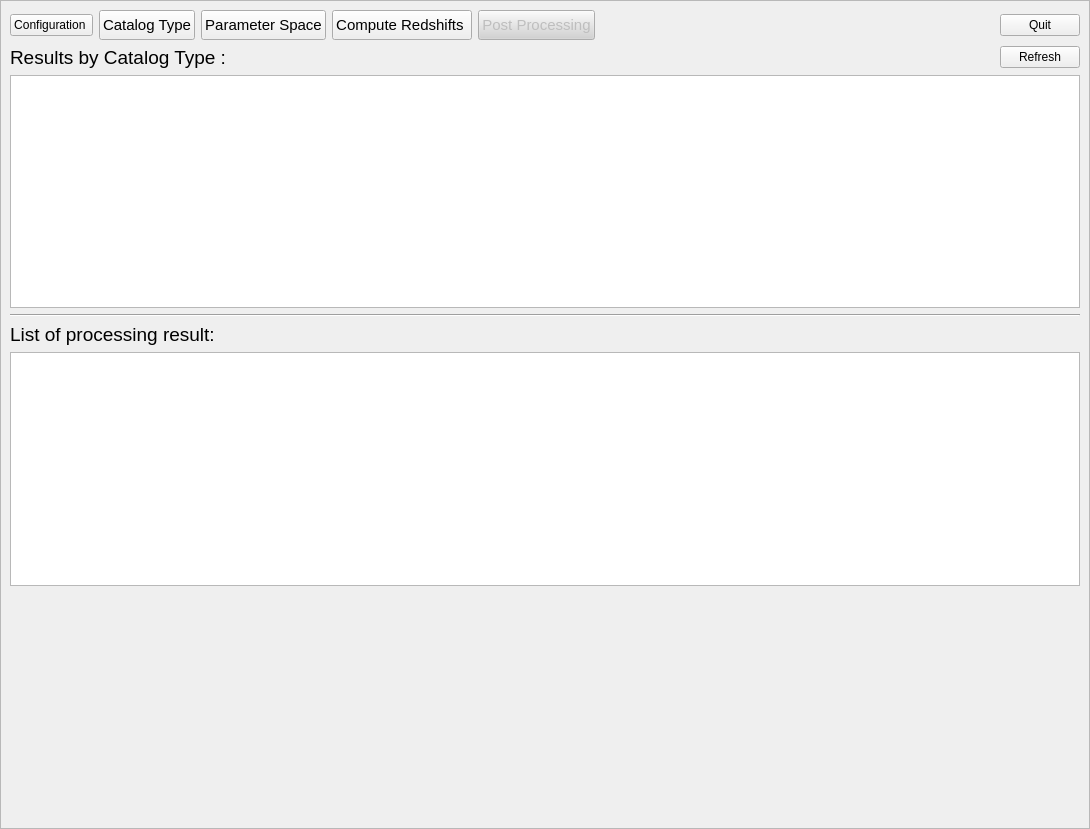
Qt form PhzQtUI/auxdir/PhzQtUI/FormPostProcessing.ui (astrorama/Phosphoros) before a commit.
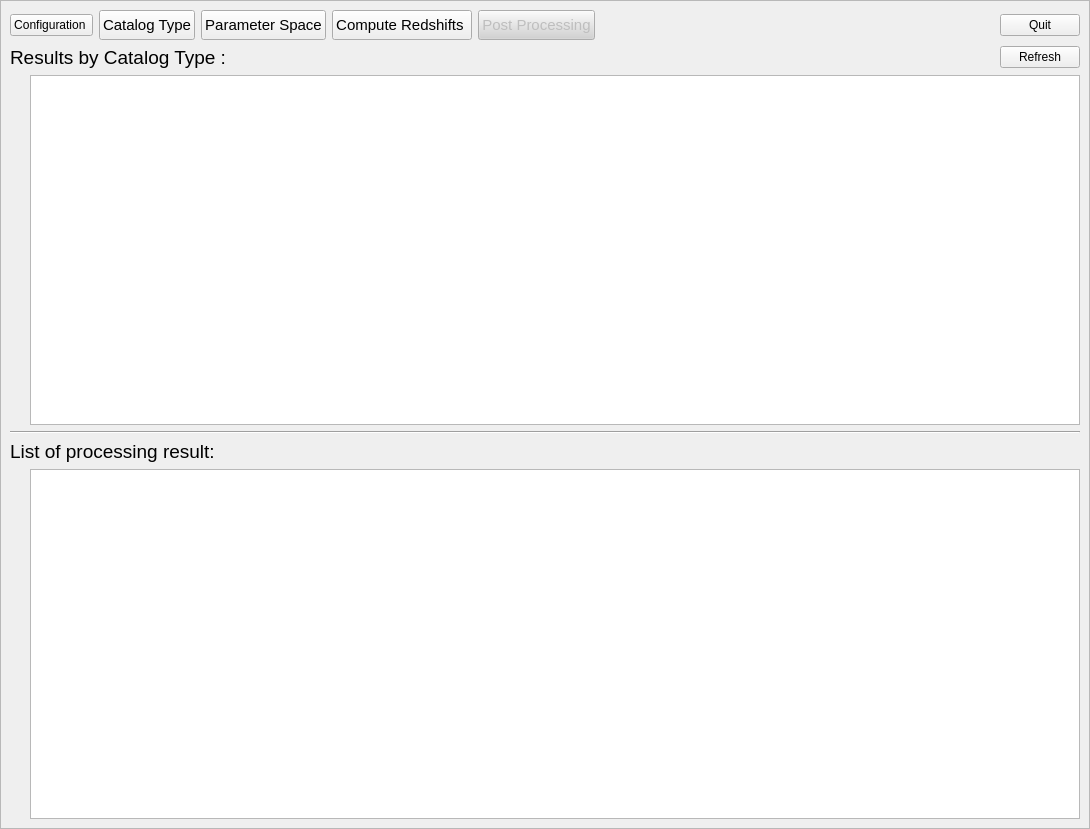
The same form after that commit.

Commit message: Add the Dialog for launching the tool ploting PHZ/SPECZ

Patch:
```diff
--- a/PhzQtUI/auxdir/PhzQtUI/FormPostProcessing.ui
+++ b/PhzQtUI/auxdir/PhzQtUI/FormPostProcessing.ui
@@ -190,6 +190,21 @@
        </layout>
       </item>
       <item>
+       <layout class="QHBoxLayout" name="horizontalLayout_3">
+        <item>
+         <spacer name="verticalSpacer_2">
+          <property name="orientation">
+           <enum>Qt::Vertical</enum>
+          </property>
+          <property name="sizeHint" stdset="0">
+           <size>
+            <width>20</width>
+            <height>40</height>
+           </size>
+          </property>
+         </spacer>
+        </item>
+        <item>
        <widget class="QTableView" name="table_res_cat">
         <property name="editTriggers">
          <set>QAbstractItemView::NoEditTriggers</set>
@@ -211,6 +226,8 @@
         </attribute>
        </widget>
       </item>
+       </layout>
+      </item>
       <item>
        <widget class="Line" name="line">
         <property name="orientation">
@@ -248,27 +265,7 @@
        </layout>
       </item>
       <item>
-       <widget class="QTableView" name="table_res_file">
-        <property name="editTriggers">
-         <set>QAbstractItemView::NoEditTriggers</set>
-        </property>
-        <property name="showDropIndicator" stdset="0">
-         <bool>false</bool>
-        </property>
-        <property name="dragDropOverwriteMode">
-         <bool>false</bool>
-        </property>
-        <property name="sortingEnabled">
-         <bool>true</bool>
-        </property>
-        <attribute name="verticalHeaderVisible">
-         <bool>false</bool>
-        </attribute>
-        <attribute name="verticalHeaderHighlightSections">
-         <bool>false</bool>
-        </attribute>
-       </widget>
-      </item>
+       <layout class="QHBoxLayout" name="horizontalLayout_2">
       <item>
        <spacer name="verticalSpacer">
         <property name="orientation">
@@ -281,6 +278,30 @@
          </size>
         </property>
        </spacer>
+        </item>
+        <item>
+         <widget class="QTableView" name="table_res_file">
+          <property name="editTriggers">
+           <set>QAbstractItemView::NoEditTriggers</set>
+          </property>
+          <property name="showDropIndicator" stdset="0">
+           <bool>false</bool>
+          </property>
+          <property name="dragDropOverwriteMode">
+           <bool>false</bool>
+          </property>
+          <property name="sortingEnabled">
+           <bool>true</bool>
+          </property>
+          <attribute name="verticalHeaderVisible">
+           <bool>false</bool>
+          </attribute>
+          <attribute name="verticalHeaderHighlightSections">
+           <bool>false</bool>
+          </attribute>
+         </widget>
+        </item>
+       </layout>
       </item>
      </layout>
     </widget>
```
Lines whose indentation alone changed are shown as unchanged. The commit also changes 4 other files.
